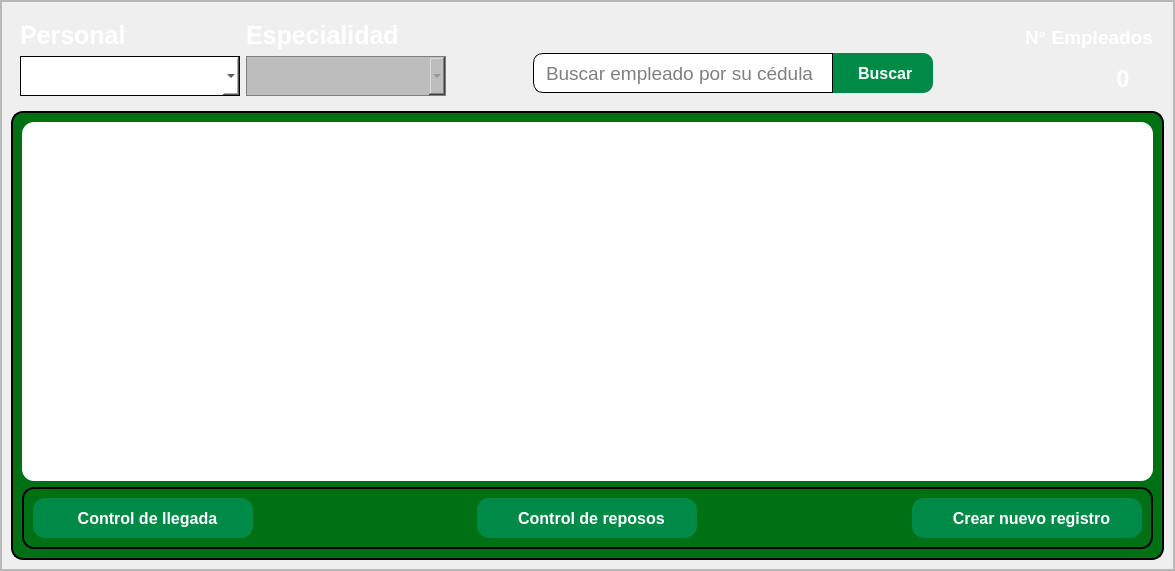
The window that recursos_graficos_y_logicos/elementos_graficos_ui/pantalla_de_vista_general_del_personal.ui (Enmanuel-86/TELA-APP) describes before a commit, drawn with Qt 5.
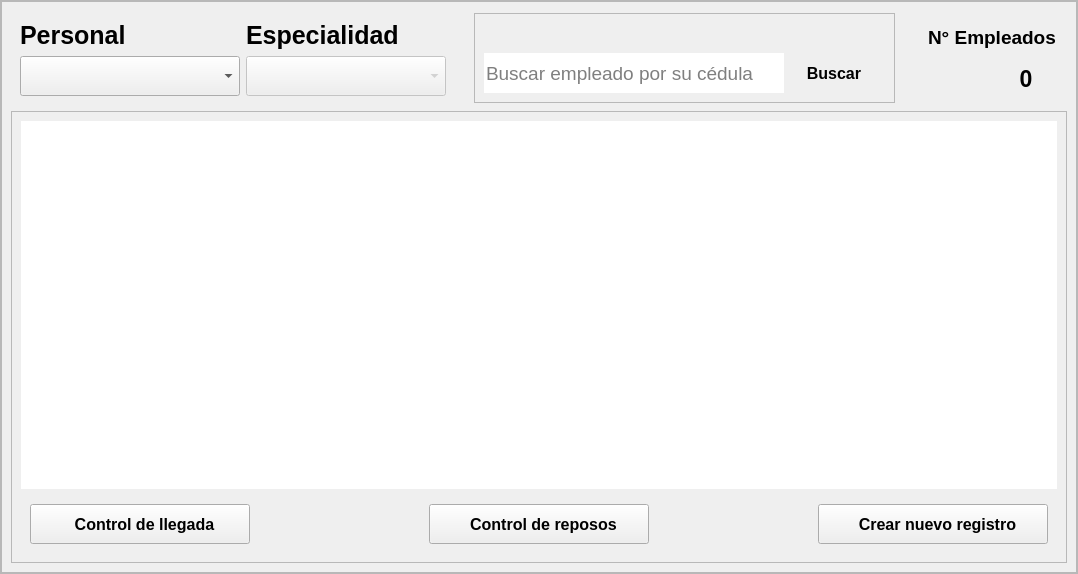
The same window after the commit. Icons and pictures are not drawn.

Commit message: Pantalla preparadas para tomar los estilos

Patch:
```diff
--- a/recursos_graficos_y_logicos/elementos_graficos_ui/pantalla_de_vista_general_del_personal.ui
+++ b/recursos_graficos_y_logicos/elementos_graficos_ui/pantalla_de_vista_general_del_personal.ui
@@ -6,8 +6,8 @@
    <rect>
     <x>0</x>
     <y>0</y>
-    <width>1175</width>
-    <height>571</height>
+    <width>1078</width>
+    <height>574</height>
    </rect>
   </property>
   <property name="sizePolicy">
@@ -19,6 +19,9 @@
   <property name="windowTitle">
    <string>Form</string>
   </property>
+  <property name="styleSheet">
+   <string notr="true"/>
+  </property>
   <layout class="QVBoxLayout" name="verticalLayout">
    <property name="spacing">
     <number>0</number>
@@ -48,8 +51,8 @@
        <rect>
         <x>0</x>
         <y>0</y>
-        <width>1173</width>
-        <height>569</height>
+        <width>1076</width>
+        <height>572</height>
        </rect>
       </property>
       <property name="styleSheet">
@@ -102,7 +105,10 @@
              </size>
             </property>
             <property name="styleSheet">
-             <string notr="true">background:transparent;</string>
+             <string notr="true"/>
+            </property>
+            <property name="tipo" stdset="0">
+             <string>espacio_form</string>
             </property>
             <layout class="QHBoxLayout" name="horizontalLayout_3">
              <property name="spacing">
@@ -147,7 +153,7 @@
                 </size>
                </property>
                <property name="styleSheet">
-                <string notr="true">background:transparent;</string>
+                <string notr="true"/>
                </property>
                <property name="frameShadow">
                 <enum>QFrame::Plain</enum>
@@ -170,12 +176,7 @@
                    </font>
                   </property>
                   <property name="styleSheet">
-                   <string notr="true">QLabel{
-	
-	color: rgb(255, 255, 255);
-	
-	background:transparent;
-}</string>
+                   <string notr="true"/>
                   </property>
                   <property name="text">
                    <string>Personal</string>
@@ -193,10 +194,7 @@
                    </font>
                   </property>
                   <property name="styleSheet">
-                   <string notr="true">QLabel{
-	
-	color: rgb(255, 255, 255);
-background:transparent;}</string>
+                   <string notr="true"/>
                   </property>
                   <property name="text">
                    <string>Especialidad</string>
@@ -218,48 +216,7 @@
                    </size>
                   </property>
                   <property name="styleSheet">
-                   <string notr="true">QComboBox{
-
-	font: 75 12pt &quot;Arial&quot;;
-	padding-left:15px;
-	background:white;
-	border:1px solid black;
-}
-
-QComboBox:focus {
-    border: 2px solid #0078d7;   /* Borde azul cuando está en foco */
-    background-color: #e0f7ff;   /* Fondo azul claro */
-}
-
-QComboBox:focus {
-    border: 2px solid #0078d7;   /* Borde azul cuando está en foco */
-    background-color: #e0f7ff;   /* Fondo azul claro */
-}
-
-
-
-
-QComboBox QAbstractItemView {
-    border: 1px solid #ccc;
-    background-color: white;
-    color: #333;
-    padding: 5px;  /* Margen interno de la lista */
-    spacing: 10px; /* Espaciado entre los elementos (algunas versiones de Qt lo admiten) */
-}
-
-QComboBox QAbstractItemView::item {
-    padding: 8px; /* Espaciado interno de cada elemento */
-    margin: 4px; /* Separación entre los elementos */
-}
-
-QComboBox QAbstractItemView::item:hover {
-    background-color: #c5c1c1;
-    color: white;
-}
-
-
-
-</string>
+                   <string notr="true"/>
                   </property>
                   <property name="editable">
                    <bool>false</bool>
@@ -302,55 +259,7 @@
                    </size>
                   </property>
                   <property name="styleSheet">
-                   <string notr="true">QComboBox{
-
-	font: 75 12pt &quot;Arial&quot;;
-	padding-left:15px;
-background:white;
-	border:1px solid black;
-}
-
-QComboBox:focus {
-    border: 2px solid #0078d7;   /* Borde azul cuando está en foco */
-    background-color: #e0f7ff;   /* Fondo azul claro */
-}
-
-QComboBox:focus {
-    border: 2px solid #0078d7;   /* Borde azul cuando está en foco */
-    background-color: #e0f7ff;   /* Fondo azul claro */
-}
-
-
-
-
-QComboBox QAbstractItemView {
-    border: 1px solid #ccc;
-    background-color: white;
-    color: #333;
-    padding: 5px;  /* Margen interno de la lista */
-    spacing: 10px; /* Espaciado entre los elementos (algunas versiones de Qt lo admiten) */
-}
-
-QComboBox QAbstractItemView::item {
-    padding: 8px; /* Espaciado interno de cada elemento */
-    margin: 4px; /* Separación entre los elementos */
-}
-
-QComboBox QAbstractItemView::item:hover {
-    background-color: #c5c1c1;
-    color: white;
-}
-
-QComboBox:disabled {
-        background-color:rgb(189, 189, 189);
-        color: #808080;
-        border: 1px solid rgb(127, 127, 127);
-    }
-
-
-
-
-</string>
+                   <string notr="true"/>
                   </property>
                   <property name="editable">
                    <bool>false</bool>
@@ -416,7 +325,7 @@
                 </size>
                </property>
                <property name="styleSheet">
-                <string notr="true">background:transparent;</string>
+                <string notr="true"/>
                </property>
                <property name="frameShape">
                 <enum>QFrame::StyledPanel</enum>
@@ -462,26 +371,9 @@
                 </property>
                 <property name="styleSheet">
                  <string notr="true">QLineEdit{
-	
-	background-color: rgb(255, 255, 255);
-	border-top-left-radius:10px;	
-	border-bottom-left-radius:10px;
-	padding-left: 10px;
- padding-right:5px;
-	padding-top:1px;
-	border:1px solid black  ;
-	
-
-}
-
-QLineEdit:focus{
-
-	border: 2px solid rgb(17, 192, 255)
-
-
-
-}
-</string>
+	border-bottom-right-radius:0px;
+	border-top-right-radius:0px;
+}</string>
                 </property>
                 <property name="alignment">
                  <set>Qt::AlignLeading|Qt::AlignLeft|Qt::AlignVCenter</set>
@@ -489,6 +381,9 @@
                 <property name="placeholderText">
                  <string>Buscar empleado por su cédula</string>
                 </property>
+                <property name="clearButtonEnabled">
+                 <bool>true</bool>
+                </property>
                </widget>
                <widget class="QPushButton" name="boton_buscar">
                 <property name="geometry">
@@ -530,25 +425,12 @@
                 </property>
                 <property name="styleSheet">
                  <string notr="true">QPushButton{
-
-	background-color: #008a47;
-
-	color: rgb(255, 255, 255);
-	
-	border-top-right-radius:10px;	
-	border-bottom-right-radius:10px;
-
-}
-
-QPushButton:hover{
-
-	
-	background-color: rgb(0, 56, 10);
-
+	border-bottom-left-radius:0px;
+	border-top-left-radius:0px;
 }</string>
                 </property>
                 <property name="text">
-                 <string> Buscar</string>
+                 <string>Buscar</string>
                 </property>
                 <property name="icon">
                  <iconset>
@@ -556,8 +438,8 @@
                 </property>
                 <property name="iconSize">
                  <size>
-                  <width>25</width>
-                  <height>25</height>
+                  <width>22</width>
+                  <height>22</height>
                  </size>
                 </property>
                </widget>
@@ -597,7 +479,7 @@
                 </size>
                </property>
                <property name="styleSheet">
-                <string notr="true">background:transparent;</string>
+                <string notr="true"/>
                </property>
                <layout class="QGridLayout" name="gridLayout">
                 <item row="1" column="1" alignment="Qt::AlignHCenter">
@@ -617,13 +499,7 @@
                    </font>
                   </property>
                   <property name="styleSheet">
-                   <string notr="true">QLabel{
-
-	color: rgb(255, 255, 255);
-	
-	
-
-}</string>
+                   <string notr="true"/>
                   </property>
                   <property name="text">
                    <string>0</string>
@@ -635,10 +511,10 @@
                 </item>
                 <item row="1" column="0" alignment="Qt::AlignHCenter">
                  <widget class="QLabel" name="imagen_contador">
-                  <property name="maximumSize">
+                  <property name="minimumSize">
                    <size>
                     <width>40</width>
-                    <height>40</height>
+                    <height>0</height>
                    </size>
                   </property>
                   <property name="styleSheet">
@@ -667,14 +543,7 @@
                    </font>
                   </property>
                   <property name="styleSheet">
-                   <string notr="true">QLabel{
-
-	color: rgb(255, 255, 255);
-	
-	
-
-
-}</string>
+                   <string notr="true"/>
                   </property>
                   <property name="text">
                    <string>N° Empleados</string>
@@ -690,12 +559,7 @@
           <item>
            <widget class="QFrame" name="espacio_central">
             <property name="styleSheet">
-             <string notr="true">QFrame{
-
-	background-color: rgb(0, 112, 21);
-	border-radius:12px;
-	border:2px solid black;
-}</string>
+             <string notr="true"/>
             </property>
             <property name="frameShape">
              <enum>QFrame::StyledPanel</enum>
@@ -779,20 +643,7 @@
                    <cursorShape>PointingHandCursor</cursorShape>
                   </property>
                   <property name="styleSheet">
-                   <string notr="true">QPushButton{
-
-	background-color: #008a47;
-	color: rgb(255, 255, 255);
-	border-radius:12px;
-
-}
-
-QPushButton:hover{
-
-	
-	background-color: rgb(0, 56, 10);
-
-}</string>
+                   <string notr="true"/>
                   </property>
                   <property name="text">
                    <string>  Control de llegada</string>
@@ -841,20 +692,7 @@
                    <cursorShape>PointingHandCursor</cursorShape>
                   </property>
                   <property name="styleSheet">
-                   <string notr="true">QPushButton{
-
-	background-color: #008a47;
-	color: rgb(255, 255, 255);
-	border-radius:12px;
-
-}
-
-QPushButton:hover{
-
-	
-	background-color: rgb(0, 56, 10);
-
-}</string>
+                   <string notr="true"/>
                   </property>
                   <property name="text">
                    <string>  Control de reposos</string>
@@ -903,20 +741,7 @@
                    <cursorShape>PointingHandCursor</cursorShape>
                   </property>
                   <property name="styleSheet">
-                   <string notr="true">QPushButton{
-
-	background-color: #008a47;
-	color: rgb(255, 255, 255);
-	border-radius:12px;
-
-}
-
-QPushButton:hover{
-
-	
-	background-color: rgb(0, 56, 10);
-
-}</string>
+                   <string notr="true"/>
                   </property>
                   <property name="text">
                    <string>  Crear nuevo registro</string>
```
Left out of the diff: 43 changed lines with no effect on the pictures. The commit also changes 5 other files.
